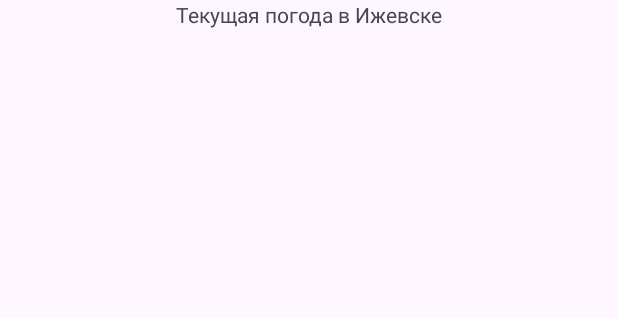
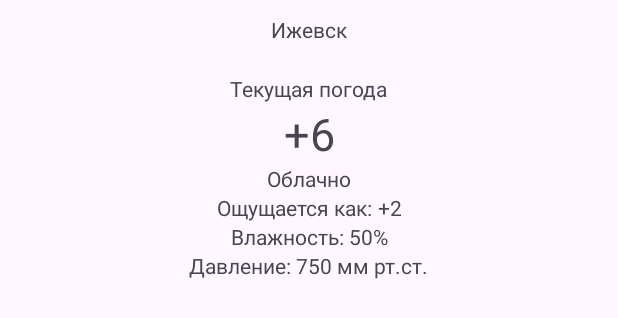
Before and after one commit to evgung/weather-app, an Android app: the layout activity_main.xml on its own in the app's theme, with its tools: preview values and no code run, on a phone screen of 412 x 824 dp. Shown: the top 318 px of the screen. Run offline under Robolectric (Android 15) with nearby library versions, the phone set to English and light mode, and no system bars; network calls fail.

Commit message:
feat: add UI

```diff
--- a/app/src/main/java/com/example/weatherapp/ui/CommonParameters.kt
+++ b/app/src/main/java/com/example/weatherapp/ui/ApiParameters.kt
@@ -1,6 +1,6 @@
 package com.example.weatherapp.ui
 
-object CommonParameters {
+object ApiParameters {
 
     val daysCountForDailyWeather = 7
 
@@ -23,8 +23,4 @@ object CommonParameters {
         "temperature_2m_min",
     )
 
-    object AvailableUnits {
-        val temperature = listOf("")
-    }
-
 }
--- a/app/src/main/java/com/example/weatherapp/ui/UserParameters.kt
+++ b/app/src/main/java/com/example/weatherapp/ui/UserParameters.kt
@@ -1,11 +1,11 @@
 package com.example.weatherapp.ui
+
+import com.example.weatherapp.ui.enums.City
 
 object UserParameters {
 
     var currentCity: City? = null
 
-    object Units {
-        var temperature: String =
-    }
+
 
 }
--- a/app/src/main/res/layout/activity_main.xml
+++ b/app/src/main/res/layout/activity_main.xml
@@ -8,45 +8,35 @@
     tools:context=".ui.MainActivity">
 
     <TextView
+        android:id="@+id/tvCity"
+        android:layout_width="wrap_content"
+        android:layout_height="wrap_content"
+        android:layout_marginTop="10dp"
+        app:layout_constraintEnd_toEndOf="parent"
+        app:layout_constraintStart_toStartOf="parent"
+        app:layout_constraintTop_toTopOf="parent"
+        tools:text="Ижевск"/>
+
+    <TextView
         android:id="@+id/tvTitle"
         android:layout_width="wrap_content"
         android:layout_height="wrap_content"
-        android:text="Текущая погода в Ижевске"
+        android:text="Текущая погода"
+        android:layout_marginTop="20dp"
         app:layout_constraintEnd_toEndOf="parent"
         app:layout_constraintStart_toStartOf="parent"
-        app:layout_constraintTop_toTopOf="parent" />
+        app:layout_constraintTop_toBottomOf="@id/tvCity" />
 
     <TextView
         android:id="@+id/tvTemperature"
         android:layout_width="wrap_content"
         android:layout_height="wrap_content"
+        android:textSize="30sp"
         app:layout_constraintEnd_toEndOf="parent"
         app:layout_constraintStart_toStartOf="parent"
-        app:layout_constraintTop_toBottomOf="@+id/tvTitle" />
+        app:layout_constraintTop_toBottomOf="@+id/tvTitle"
+        tools:text="+6"/>
 
-    <TextView
-        android:id="@+id/tvApparentTemperature"
-        android:layout_width="wrap_content"
-        android:layout_height="wrap_content"
-        app:layout_constraintEnd_toEndOf="parent"
-        app:layout_constraintStart_toStartOf="parent"
-        app:layout_constraintTop_toBottomOf="@+id/tvTemperature" />
-
-    <TextView
-        android:id="@+id/tvHumidity"
-        android:layout_width="wrap_content"
-        android:layout_height="wrap_content"
-        app:layout_constraintEnd_toEndOf="parent"
-        app:layout_constraintStart_toStartOf="parent"
-        app:layout_constraintTop_toBottomOf="@+id/tvApparentTemperature" />
-
-    <TextView
-        android:id="@+id/tvPressure"
-        android:layout_width="wrap_content"
-        android:layout_height="wrap_content"
-        app:layout_constraintEnd_toEndOf="parent"
-        app:layout_constraintStart_toStartOf="parent"
-        app:layout_constraintTop_toBottomOf="@+id/tvHumidity" />
 
     <TextView
         android:id="@+id/tvWeather"
@@ -54,6 +44,73 @@
         android:layout_height="wrap_content"
         app:layout_constraintEnd_toEndOf="parent"
         app:layout_constraintStart_toStartOf="parent"
-        app:layout_constraintTop_toBottomOf="@+id/tvPressure" />
+        app:layout_constraintTop_toBottomOf="@+id/tvTemperature"
+        tools:text="Облачно"/>
+
+    <LinearLayout
+        android:id="@+id/llApparentTemperature"
+        android:layout_width="wrap_content"
+        android:layout_height="wrap_content"
+        app:layout_constraintEnd_toEndOf="parent"
+        app:layout_constraintStart_toStartOf="parent"
+        app:layout_constraintTop_toBottomOf="@+id/tvWeather">
+
+        <TextView
+            android:layout_width="wrap_content"
+            android:layout_height="wrap_content"
+            android:text="Ощущается как: "/>
+
+        <TextView
+            android:id="@+id/tvApparentTemperature"
+            android:layout_width="wrap_content"
+            android:layout_height="wrap_content"
+            tools:text="+2"/>
+
+    </LinearLayout>
+
+
+    <LinearLayout
+        android:id="@+id/llHumidity"
+        android:layout_width="wrap_content"
+        android:layout_height="wrap_content"
+        app:layout_constraintEnd_toEndOf="parent"
+        app:layout_constraintStart_toStartOf="parent"
+        app:layout_constraintTop_toBottomOf="@+id/llApparentTemperature">
+
+        <TextView
+            android:layout_width="wrap_content"
+            android:layout_height="wrap_content"
+            android:text="Влажность: "/>
+
+        <TextView
+            android:id="@+id/tvHumidity"
+            android:layout_width="wrap_content"
+            android:layout_height="wrap_content"
+            tools:text="50%"/>
+
+    </LinearLayout>
+
+
+    <LinearLayout
+        android:id="@+id/llPressure"
+        android:layout_width="wrap_content"
+        android:layout_height="wrap_content"
+        app:layout_constraintEnd_toEndOf="parent"
+        app:layout_constraintStart_toStartOf="parent"
+        app:layout_constraintTop_toBottomOf="@+id/llHumidity">
+
+        <TextView
+            android:layout_width="wrap_content"
+            android:layout_height="wrap_content"
+            android:text="Давление: "/>
+
+        <TextView
+            android:id="@+id/tvPressure"
+            android:layout_width="wrap_content"
+            android:layout_height="wrap_content"
+            tools:text="750 мм рт.ст."/>
+
+    </LinearLayout>
+
 
 </androidx.constraintlayout.widget.ConstraintLayout>
--- a/app/src/main/res/values/strings.xml
+++ b/app/src/main/res/values/strings.xml
@@ -1,3 +1,6 @@
 <resources>
     <string name="app_name">WeatherApp</string>
+    <string name="weather_with_space">%1$d %2$s</string>
+    <string name="weather_without_space">%1$d%2$s</string>
+    <string name="humidity">%1$d%%</string>
 </resources>
```
Also changed, not shown: app/src/main/java/com/example/weatherapp/ui/MainActivity.kt (+51 -7 lines), app/src/main/java/com/example/weatherapp/ui/enums/City.kt (renamed from app/src/main/java/com/example/weatherapp/ui/City.kt, +1 -7 lines), app/src/main/java/com/example/weatherapp/ui/enums/TemperatureUnit.kt (added, +9 -0 lines), app/src/main/java/com/example/weatherapp/ui/viewmodels/WeatherViewModel.kt (+20 -9 lines).
